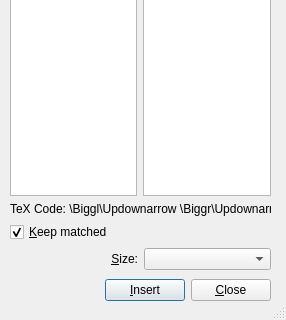
cburschka/lyx, file src/frontends/qt4/ui/QDelimiterUi.ui: the form before one commit; both pictures show x 0 to 286 and y 217 to 537 of the 286 by 537 pixel window.
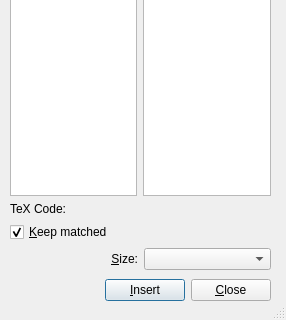
The form after the commit.

Commit message: * QDelimiterDialog.C: make "TeX Code:" translatable 	* ui/QDelimiterUi.ui: fix (unused) message - single \'s caused gettext problems

```diff
--- a/src/frontends/qt4/ui/QDelimiterUi.ui
+++ b/src/frontends/qt4/ui/QDelimiterUi.ui
@@ -144,7 +144,7 @@
        </sizepolicy>
       </property>
       <property name="text" >
-       <string>TeX Code: \Biggl\Updownarrow \Biggr\Updownarrow</string>
+       <string>TeX Code:</string>
       </property>
       <property name="textFormat" >
        <enum>Qt::AutoText</enum>
```
The commit also changes 1 other file.
